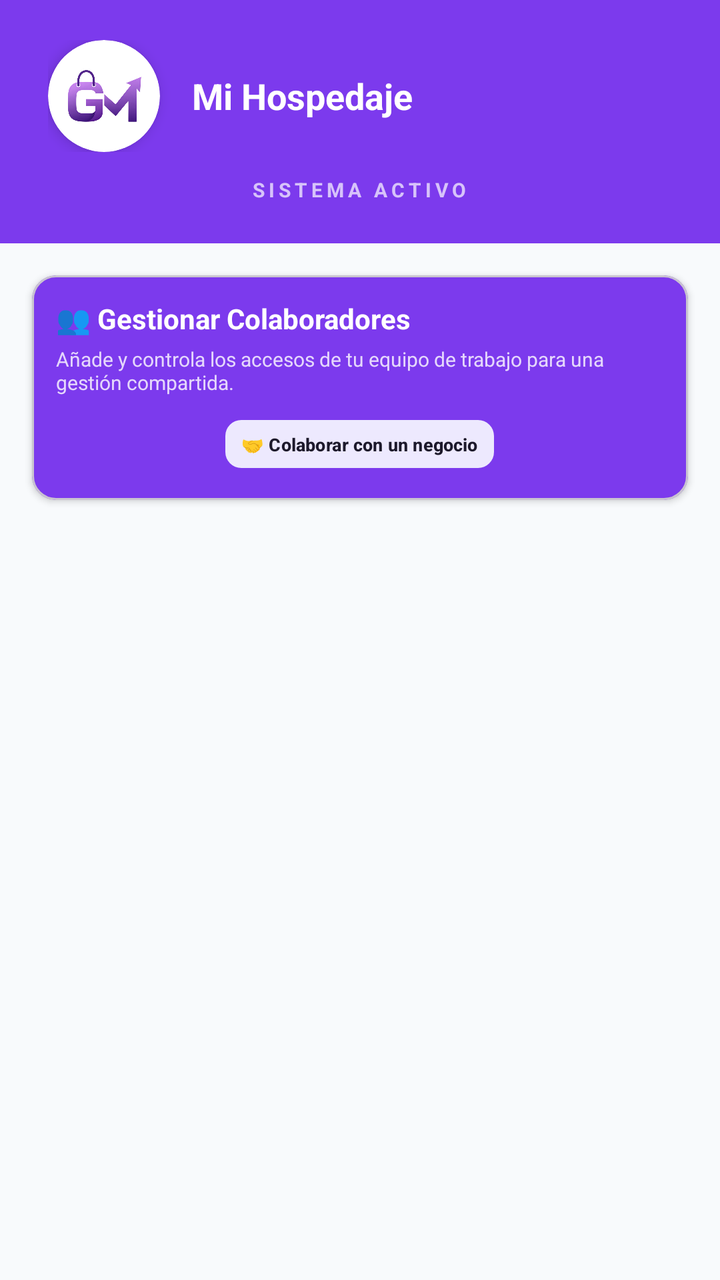
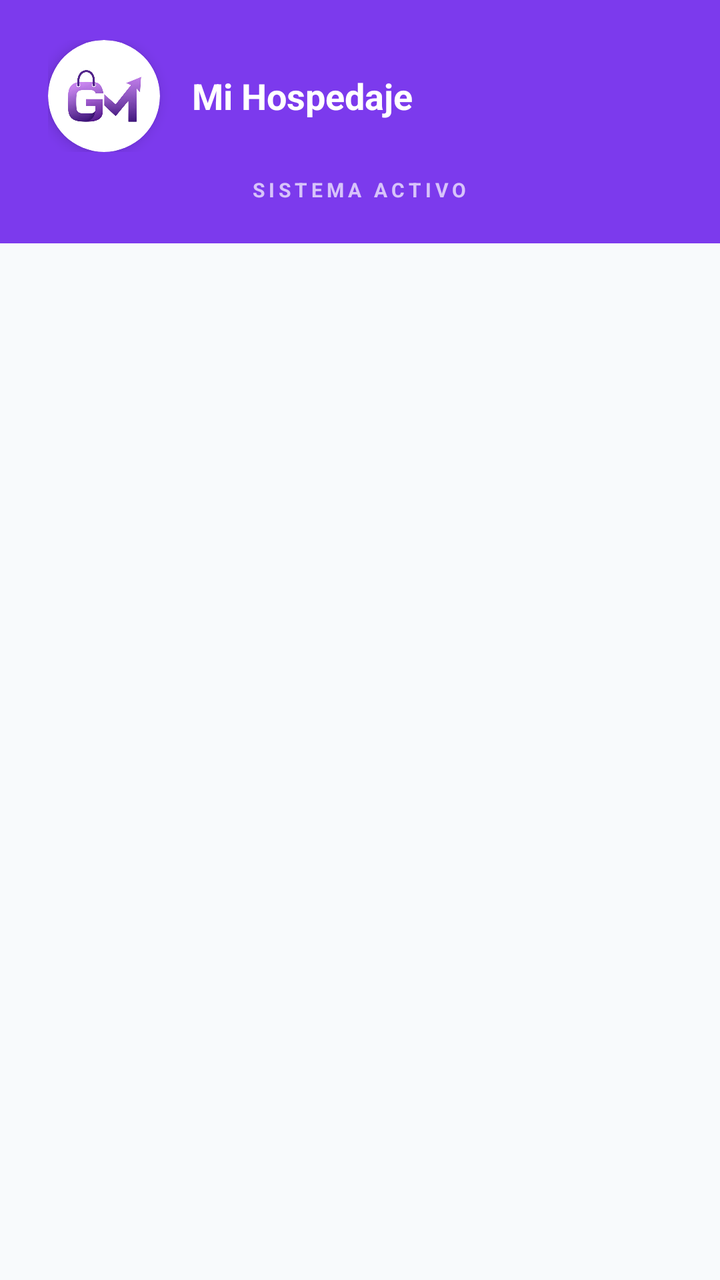

Compare the two renders of this Android layout. The source of the first and the diff that turns it into the second are given below.
<!-- AndroidManifest.xml: application theme Theme.Gomezmart -->
<!-- res/layout/drawer_header_simple.xml -->
<?xml version="1.0" encoding="utf-8"?>
<LinearLayout xmlns:android="http://schemas.android.com/apk/res/android"
    xmlns:app="http://schemas.android.com/apk/res-auto"
    android:layout_width="match_parent"
    android:layout_height="wrap_content"
    android:orientation="vertical"
    android:paddingBottom="16dp">

    
    <LinearLayout
        android:id="@+id/layoutDrawerPurpleHeader"
        android:layout_width="match_parent"
        android:layout_height="wrap_content"
        android:background="@color/purple_600"
        android:orientation="vertical"
        android:paddingHorizontal="24dp"
        android:paddingTop="20dp"
        android:paddingBottom="20dp">

        <LinearLayout
            android:layout_width="match_parent"
            android:layout_height="wrap_content"
            android:orientation="horizontal"
            android:gravity="center_vertical">

            <com.google.android.material.card.MaterialCardView
                android:id="@+id/cardDrawerLogo"
                android:layout_width="56dp"
                android:layout_height="56dp"
                app:cardCornerRadius="28dp"
                app:cardElevation="4dp"
                app:strokeWidth="0dp"
                app:cardBackgroundColor="@color/white">
                <ImageView
                    android:id="@+id/ivDrawerLogo"
                    android:layout_width="match_parent"
                    android:layout_height="match_parent"
                    android:padding="4dp"
                    android:src="@drawable/logotipo_de_gomezmart"
                    android:scaleType="fitCenter"
                    android:contentDescription="Logo" />
            </com.google.android.material.card.MaterialCardView>

            <TextView
                android:id="@+id/tvHeaderTitle"
                android:layout_width="0dp"
                android:layout_height="wrap_content"
                android:layout_weight="1"
                android:layout_marginStart="16dp"
                android:text="Mi Hospedaje"
                android:textColor="@android:color/white"
                android:textSize="18sp"
                android:textStyle="bold"
                android:maxLines="2"
                android:ellipsize="end" />
        </LinearLayout>

        <TextView
            android:id="@+id/tvHeaderLabel"
            android:layout_width="wrap_content"
            android:layout_height="wrap_content"
            android:layout_marginTop="12dp"
            android:layout_gravity="center_horizontal"
            android:text="SISTEMA ACTIVO"
            android:textColor="@android:color/white"
            android:textSize="10sp"
            android:alpha="0.7"
            android:textStyle="bold"
            android:letterSpacing="0.2" />
    </LinearLayout>

    
    <com.google.android.material.card.MaterialCardView
        android:id="@+id/btnDrawerManageTeam"
        android:layout_width="match_parent"
        android:layout_height="wrap_content"
        android:layout_marginStart="16dp"
        android:layout_marginEnd="16dp"
        android:layout_marginTop="16dp"
        app:cardCornerRadius="12dp"
        app:cardElevation="2dp"
        app:cardBackgroundColor="@color/purple_600"
        android:clickable="true"
        android:focusable="true"
        android:foreground="?attr/selectableItemBackground">

        <FrameLayout
            android:layout_width="match_parent"
            android:layout_height="wrap_content">

            <LinearLayout
                android:layout_width="match_parent"
                android:layout_height="wrap_content"
                android:orientation="vertical"
                android:padding="12dp">

                <TextView
                    android:layout_width="wrap_content"
                    android:layout_height="wrap_content"
                    android:text="👥 Gestionar Colaboradores"
                    android:textColor="@android:color/white"
                    android:textSize="14sp"
                    android:textStyle="bold" />

                <TextView
                    android:layout_width="match_parent"
                    android:layout_height="wrap_content"
                    android:layout_marginTop="4dp"
                    android:text="Añade y controla los accesos de tu equipo de trabajo para una gestión compartida."
                    android:textColor="@android:color/white"
                    android:textSize="10sp"
                    android:alpha="0.8" />

                <com.google.android.material.button.MaterialButton
                    android:id="@+id/btnDrawerSearchToCollab"
                    style="@style/Widget.Material3.Button.TonalButton"
                    android:layout_width="wrap_content"
                    android:layout_height="32dp"
                    android:layout_marginTop="8dp"
                    android:layout_gravity="center_horizontal"
                    android:text="🤝 Colaborar con un negocio"
                    android:textSize="9sp"
                    android:textStyle="bold"
                    android:paddingHorizontal="8dp"
                    app:cornerRadius="8dp"
                    app:backgroundTint="@color/purple_100"
                    app:iconSize="12dp" />
            </LinearLayout>

            
            <View
                android:id="@+id/viewCollabBadgeDrawer"
                android:layout_width="12dp"
                android:layout_height="12dp"
                android:layout_gravity="top|end"
                android:layout_marginTop="12dp"
                android:layout_marginEnd="12dp"
                android:background="@drawable/bg_circle_red"
                android:visibility="gone" />
        </FrameLayout>
    </com.google.android.material.card.MaterialCardView>

    
    <com.google.android.material.card.MaterialCardView
        android:id="@+id/btnDrawerCollabAccount"
        android:layout_width="match_parent"
        android:layout_height="wrap_content"
        android:layout_marginStart="16dp"
        android:layout_marginEnd="16dp"
        android:layout_marginTop="8dp"
        app:cardCornerRadius="12dp"
        app:cardElevation="2dp"
        app:cardBackgroundColor="@color/slate_700"
        android:visibility="gone"
        android:clickable="true"
        android:focusable="true"
        android:foreground="?attr/selectableItemBackground">

        <LinearLayout
            android:layout_width="match_parent"
            android:layout_height="wrap_content"
            android:orientation="vertical"
            android:padding="12dp">

            <TextView
                android:layout_width="wrap_content"
                android:layout_height="wrap_content"
                android:text="👤 Mi Cuenta"
                android:textColor="@android:color/white"
                android:textSize="14sp"
                android:textStyle="bold" />

            <TextView
                android:layout_width="match_parent"
                android:layout_height="wrap_content"
                android:layout_marginTop="4dp"
                android:text="Tus datos y permisos asignados."
                android:textColor="@android:color/white"
                android:textSize="10sp"
                android:alpha="0.8" />
        </LinearLayout>
    </com.google.android.material.card.MaterialCardView>

</LinearLayout>
<!-- resources referenced by this layout -->
<resources>
  <color name="purple_100">#EDE9FE</color>
  <color name="purple_600">#7C3AED</color>
  <color name="slate_700">#334155</color>
  <color name="white">#FFFFFFFF</color>
  <!-- drawable bg_circle_red (drawable) -->
  <?xml version="1.0" encoding="utf-8"?>
  <shape xmlns:android="http://schemas.android.com/apk/res/android"
      android:shape="oval">
      <solid android:color="@color/red_600" />
      <stroke android:width="1.5dp" android:color="@android:color/white" />
  </shape>
  <!-- drawable logotipo_de_gomezmart: png bitmap (drawable, 93996 bytes) -->
  <style name="Theme.Gomezmart" parent="Base.Theme.Gomezmart" />
  <color name="red_600">#DC2626</color>
  <style name="Base.Theme.Gomezmart" parent="Theme.Material3.DayNight.NoActionBar">
          <item name="colorPrimary">@color/purple_600</item>
          <item name="colorOnPrimary">@color/white</item>
          <item name="colorSecondary">@color/indigo_500</item>
          <item name="colorSurface">@color/slate_50</item>
          <item name="colorOnSurface">@color/slate_900</item>
          <item name="colorOnSurfaceVariant">@color/slate_500</item>
          <item name="colorSurfaceContainer">@color/white</item>
          <item name="android:windowBackground">@color/slate_50</item>
      </style>
  <color name="indigo_500">#6366F1</color>
  <color name="slate_50">#F8FAFC</color>
  <color name="slate_900">#0F172A</color>
  <color name="slate_500">#64748B</color>
</resources>

<!-- the commit's change to res/layout/drawer_header_simple.xml (unified diff, before → after) -->
@@ -69,76 +69,7 @@
             android:letterSpacing="0.2" />
     </LinearLayout>
 
-    
-    <com.google.android.material.card.MaterialCardView
-        android:id="@+id/btnDrawerManageTeam"
-        android:layout_width="match_parent"
-        android:layout_height="wrap_content"
-        android:layout_marginStart="16dp"
-        android:layout_marginEnd="16dp"
-        android:layout_marginTop="16dp"
-        app:cardCornerRadius="12dp"
-        app:cardElevation="2dp"
-        app:cardBackgroundColor="@color/purple_600"
-        android:clickable="true"
-        android:focusable="true"
-        android:foreground="?attr/selectableItemBackground">
 
-        <FrameLayout
-            android:layout_width="match_parent"
-            android:layout_height="wrap_content">
-
-            <LinearLayout
-                android:layout_width="match_parent"
-                android:layout_height="wrap_content"
-                android:orientation="vertical"
-                android:padding="12dp">
-
-                <TextView
-                    android:layout_width="wrap_content"
-                    android:layout_height="wrap_content"
-                    android:text="👥 Gestionar Colaboradores"
-                    android:textColor="@android:color/white"
-                    android:textSize="14sp"
-                    android:textStyle="bold" />
-
-                <TextView
-                    android:layout_width="match_parent"
-                    android:layout_height="wrap_content"
-                    android:layout_marginTop="4dp"
-                    android:text="Añade y controla los accesos de tu equipo de trabajo para una gestión compartida."
-                    android:textColor="@android:color/white"
-                    android:textSize="10sp"
-                    android:alpha="0.8" />
-
-                <com.google.android.material.button.MaterialButton
-                    android:id="@+id/btnDrawerSearchToCollab"
-                    style="@style/Widget.Material3.Button.TonalButton"
-                    android:layout_width="wrap_content"
-                    android:layout_height="32dp"
-                    android:layout_marginTop="8dp"
-                    android:layout_gravity="center_horizontal"
-                    android:text="🤝 Colaborar con un negocio"
-                    android:textSize="9sp"
-                    android:textStyle="bold"
-                    android:paddingHorizontal="8dp"
-                    app:cornerRadius="8dp"
-                    app:backgroundTint="@color/purple_100"
-                    app:iconSize="12dp" />
-            </LinearLayout>
-
-            
-            <View
-                android:id="@+id/viewCollabBadgeDrawer"
-                android:layout_width="12dp"
-                android:layout_height="12dp"
-                android:layout_gravity="top|end"
-                android:layout_marginTop="12dp"
-                android:layout_marginEnd="12dp"
-                android:background="@drawable/bg_circle_red"
-                android:visibility="gone" />
-        </FrameLayout>
-    </com.google.android.material.card.MaterialCardView>
 
     
     <com.google.android.material.card.MaterialCardView
<!-- resource entries referenced after the edit -->
@@ -1,19 +1,10 @@
 <!-- resources referenced by this layout -->
 <resources>
-  <color name="purple_100">#EDE9FE</color>
   <color name="purple_600">#7C3AED</color>
   <color name="slate_700">#334155</color>
   <color name="white">#FFFFFFFF</color>
-  <!-- drawable bg_circle_red (drawable) -->
-  <?xml version="1.0" encoding="utf-8"?>
-  <shape xmlns:android="http://schemas.android.com/apk/res/android"
-      android:shape="oval">
-      <solid android:color="@color/red_600" />
-      <stroke android:width="1.5dp" android:color="@android:color/white" />
-  </shape>
   <!-- drawable logotipo_de_gomezmart: png bitmap (drawable, 93996 bytes) -->
   <style name="Theme.Gomezmart" parent="Base.Theme.Gomezmart" />
-  <color name="red_600">#DC2626</color>
   <style name="Base.Theme.Gomezmart" parent="Theme.Material3.DayNight.NoActionBar">
           <item name="colorPrimary">@color/purple_600</item>
           <item name="colorOnPrimary">@color/white</item>
